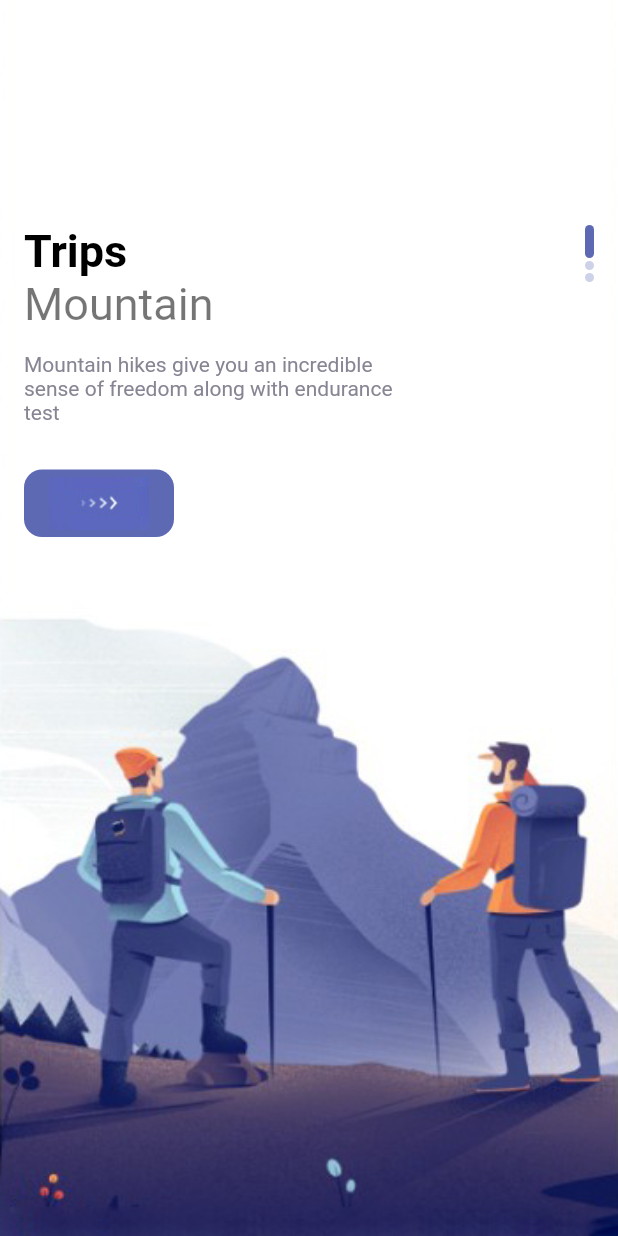
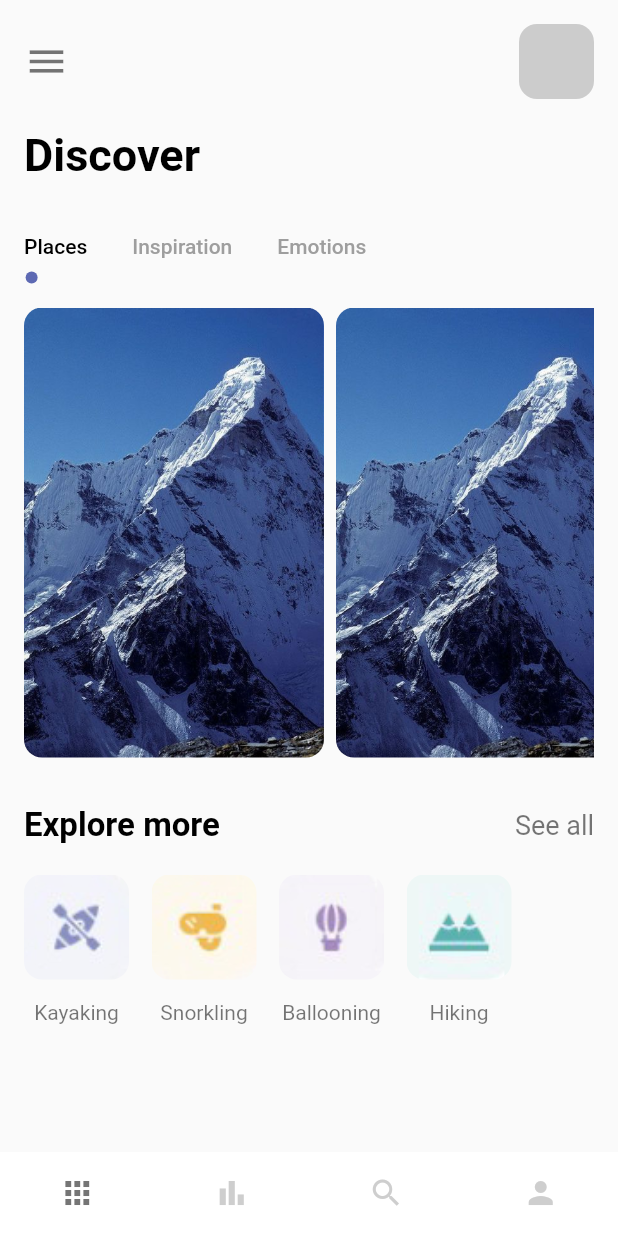
Before and after one commit to James-Aidoo/flutter-practice, a Flutter app: the screen it shows after launch, on a phone screen of 412 x 824 dp. Run offline on Flutter 3.47's test engine with Material 2 defaults, Android fonts, the phone set to English and light mode, and no system bars.

Commit message:
Add app landing page with bottom nav bar. Add pages for the bottom nav menu options. Implement in part, `home_page.dart`

```diff
--- /dev/null
+++ b/lib/components/circle_tab_indicator.dart
@@ -0,0 +1,40 @@
+import 'package:flutter/cupertino.dart';
+
+class CircleTabIndicator extends Decoration {
+  final double _radius;
+  final Color _color;
+
+  ///
+  /// This value will be subtracted from the `X` component of the offset if provided
+  final double _pagePadding;
+
+  const CircleTabIndicator(this._radius, this._color, [this._pagePadding = 0]);
+
+  @override
+  BoxPainter createBoxPainter([VoidCallback? onChanged]) {
+    return _CirclePainter(_radius, _color, _pagePadding);
+  }
+}
+
+class _CirclePainter extends BoxPainter {
+  final double _radius;
+  final Color _color;
+
+  ///
+  /// This value will be subtracted from the `X` component of the offset if provided
+  final double? _pagePadding;
+
+  _CirclePainter(this._radius, this._color, this._pagePadding);
+
+  @override
+  void paint(Canvas canvas, Offset offset, ImageConfiguration configuration) {
+    var _paint = Paint();
+    _paint.color = _color;
+    _paint.isAntiAlias = true;
+    final xOffset = (configuration.size!.width / 2) - _pagePadding!;
+    final yOffset = configuration.size!.height - _radius;
+    final Offset indicatorOffset = Offset(xOffset, yOffset);
+
+    canvas.drawCircle(offset + indicatorOffset, _radius, _paint);
+  }
+}
--- a/lib/main.dart
+++ b/lib/main.dart
@@ -1,5 +1,6 @@
 import 'package:flutter/material.dart';
-import 'package:flutter_cubit_app/page/welcome_page.dart';
+import 'package:flutter_cubit_app/page/navpages/main_page.dart';
+// import 'package:flutter_cubit_app/page/welcome_page.dart';
 
 void main() {
   runApp(const MyApp());
@@ -26,7 +27,7 @@
         // is not restarted.
         primarySwatch: Colors.blue,
       ),
-      home: const WelcomePage(),
+      home: const MainPage(),
     );
   }
 }
--- /dev/null
+++ b/lib/page/navpages/bar_item_page.dart
@@ -0,0 +1,12 @@
+import 'package:flutter/cupertino.dart';
+
+class BarItemPage extends StatelessWidget {
+  const BarItemPage({Key? key}) : super(key: key);
+
+  @override
+  Widget build(BuildContext context) {
+    return const Center(
+      child: Text("Bar Item Page"),
+    );
+  }
+}
--- /dev/null
+++ b/lib/page/navpages/home_page.dart
@@ -0,0 +1,179 @@
+import 'dart:developer';
+
+import 'package:flutter/material.dart';
+import 'package:flutter_cubit_app/components/circle_tab_indicator.dart';
+import 'package:flutter_cubit_app/misc/colors.dart';
+import 'package:flutter_cubit_app/widget/app_text_large.dart';
+import 'package:flutter_cubit_app/widget/app_text_normal.dart';
+
+class HomePage extends StatefulWidget {
+  const HomePage({Key? key}) : super(key: key);
+
+  @override
+  State<StatefulWidget> createState() => _HomePageState();
+}
+
+class _HomePageState extends State<HomePage>
+    with SingleTickerProviderStateMixin {
+  static const tabs = [
+    Tab(text: "Places"),
+    Tab(text: "Inspiration"),
+    Tab(text: "Emotions")
+  ];
+
+  static const activityImages = [
+    'kayaking.png',
+    'snorkling.png',
+    'balloning.png',
+    'hiking.png',
+  ];
+
+  static const _activityNames = [
+    'Kayaking',
+    'Snorkling',
+    'Ballooning',
+    'Hiking'
+  ];
+
+  late TabController _tabController;
+
+  @override
+  void initState() {
+    super.initState();
+    _tabController = TabController(length: tabs.length, vsync: this);
+  }
+
+  @override
+  void dispose() {
+    _tabController.dispose();
+    super.dispose();
+  }
+
+  @override
+  Widget build(BuildContext context) {
+    return Scaffold(
+      body: SafeArea(
+        child: Padding(
+          padding: const EdgeInsets.all(16),
+          child: Column(
+            crossAxisAlignment: CrossAxisAlignment.start,
+            children: [
+              Row(
+                mainAxisAlignment: MainAxisAlignment.spaceBetween,
+                children: [
+                  const Icon(
+                    Icons.menu,
+                    color: Colors.black54,
+                    size: 30,
+                  ),
+                  Container(
+                    width: 50,
+                    height: 50,
+                    decoration: BoxDecoration(
+                        borderRadius: BorderRadius.circular(12),
+                        color: Colors.grey.withOpacity(0.5)),
+                  )
+                ],
+              ),
+              const SizedBox(
+                height: 20,
+              ),
+              const AppTextLarge(text: "Discover"),
+              const SizedBox(
+                height: 20,
+              ),
+              TabBar(
+                labelColor: Colors.black,
+                indicatorSize: TabBarIndicatorSize.label,
+                labelPadding: const EdgeInsets.only(left: 0, right: 30),
+                indicator: const CircleTabIndicator(4, AppColors.mainColor, 16),
+                unselectedLabelColor: Colors.grey,
+                isScrollable: true,
+                controller: _tabController,
+                tabs: tabs,
+              ),
+              Container(
+                margin: const EdgeInsets.symmetric(vertical: 16),
+                height: 300,
+                width: double.infinity,
+                child: TabBarView(controller: _tabController, children: [
+                  ListView.builder(
+                    scrollDirection: Axis.horizontal,
+                    itemCount: 3,
+                    itemBuilder: (context, index) {
+                      double padding = 0;
+                      if (index == 3) {
+                        padding = 0;
+                      } else {
+                        padding = 8;
+                      }
+                      return Container(
+                        width: 200,
+                        height: 300,
+                        decoration: BoxDecoration(
+                          borderRadius: BorderRadius.circular(12),
+                          color: Colors.white,
+                          image: const DecorationImage(
+                            image: AssetImage('images/mountain.jpeg'),
+                            fit: BoxFit.cover,
+                          ),
+                        ),
+                        margin: EdgeInsets.only(right: padding),
+                      );
+                    },
+                  ),
+                  const Text('There'),
+                  const Text('Bye'),
+                ]),
+              ),
+              const SizedBox(height: 16),
+              Row(
+                mainAxisAlignment: MainAxisAlignment.spaceBetween,
+                children: const [
+                  AppTextLarge(text: 'Explore more', size: 22),
+                  AppTextNormal(text: 'See all', size: 18),
+                ],
+              ),
+              const SizedBox(height: 20),
+              SizedBox(
+                height: 100,
+                width: double.maxFinite,
+                child: ListView.builder(
+                  itemCount: activityImages.length,
+                  scrollDirection: Axis.horizontal,
+                  itemBuilder: (context, index) {
+                    return Container(
+                      margin: const EdgeInsets.only(right: 15),
+                      child: Column(
+                        mainAxisAlignment: MainAxisAlignment.spaceBetween,
+                        crossAxisAlignment: CrossAxisAlignment.center,
+                        children: [
+                          Container(
+                            width: 70,
+                            height: 70,
+                            decoration: BoxDecoration(
+                              borderRadius: BorderRadius.circular(12),
+                              image: DecorationImage(
+                                image: AssetImage(
+                                    'images/${activityImages[index]}'),
+                                fit: BoxFit.cover,
+                              ),
+                            ),
+                          ),
+                          AppTextNormal(
+                            text: _activityNames[index],
+                            size: 14,
+                          ),
+                        ],
+                      ),
+                    );
+                  },
+                ),
+              ),
+            ],
+          ),
+        ),
+      ),
+    );
+  }
+}
--- /dev/null
+++ b/lib/page/navpages/main_page.dart
@@ -0,0 +1,62 @@
+import 'package:flutter/material.dart';
+import 'package:flutter_cubit_app/page/navpages/bar_item_page.dart';
+import 'package:flutter_cubit_app/page/navpages/my_page.dart';
+import 'package:flutter_cubit_app/page/navpages/search_page.dart';
+
+import 'home_page.dart';
+
+class MainPage extends StatefulWidget {
+  const MainPage({Key? key}) : super(key: key);
+
+  @override
+  _MainPageState createState() => _MainPageState();
+}
+
+class _MainPageState extends State<MainPage> {
+  static const pages = [HomePage(), BarItemPage(), SearchPage(), MyPage()];
+
+  int currentNavIndex = 0;
+
+  @override
+  Widget build(BuildContext context) {
+    return Scaffold(
+      backgroundColor: Colors.white,
+      body: pages[currentNavIndex],
+      bottomNavigationBar: BottomNavigationBar(
+        backgroundColor: Colors.white,
+        selectedItemColor: Colors.black54,
+        currentIndex: currentNavIndex,
+        unselectedItemColor: Colors.grey.withOpacity(0.5),
+        showSelectedLabels: false,
+        showUnselectedLabels: false,
+        elevation: 0,
+        onTap: onTap,
+        type: BottomNavigationBarType.fixed,
+        items: const [
+          BottomNavigationBarItem(
+            label: "Home",
+            icon: Icon(Icons.apps),
+          ),
+          BottomNavigationBarItem(
+            label: "Bar",
+            icon: Icon(Icons.bar_chart),
+          ),
+          BottomNavigationBarItem(
+            label: "Search",
+            icon: Icon(Icons.search),
+          ),
+          BottomNavigationBarItem(
+            label: "My",
+            icon: Icon(Icons.person),
+          ),
+        ],
+      ),
+    );
+  }
+
+  void onTap(int index) {
+    setState(() {
+      currentNavIndex = index;
+    });
+  }
+}
--- /dev/null
+++ b/lib/page/navpages/my_page.dart
@@ -0,0 +1,12 @@
+import 'package:flutter/cupertino.dart';
+
+class MyPage extends StatelessWidget {
+  const MyPage({Key? key}) : super(key: key);
+
+  @override
+  Widget build(BuildContext context) {
+    return const Center(
+      child: Text("My Page"),
+    );
+  }
+}
--- /dev/null
+++ b/lib/page/navpages/search_page.dart
@@ -0,0 +1,12 @@
+import 'package:flutter/cupertino.dart';
+
+class SearchPage extends StatelessWidget {
+  const SearchPage({Key? key}) : super(key: key);
+
+  @override
+  Widget build(BuildContext context) {
+    return const Center(
+      child: Text("Search Page"),
+    );
+  }
+}
```
